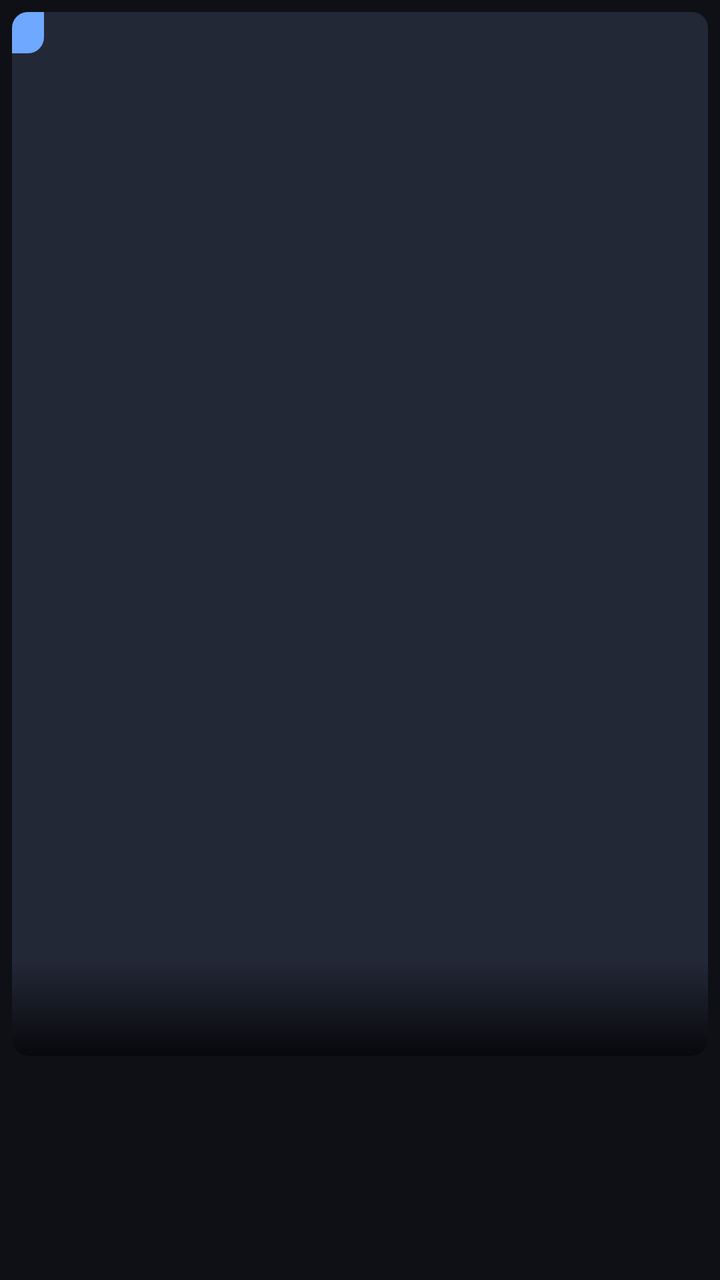
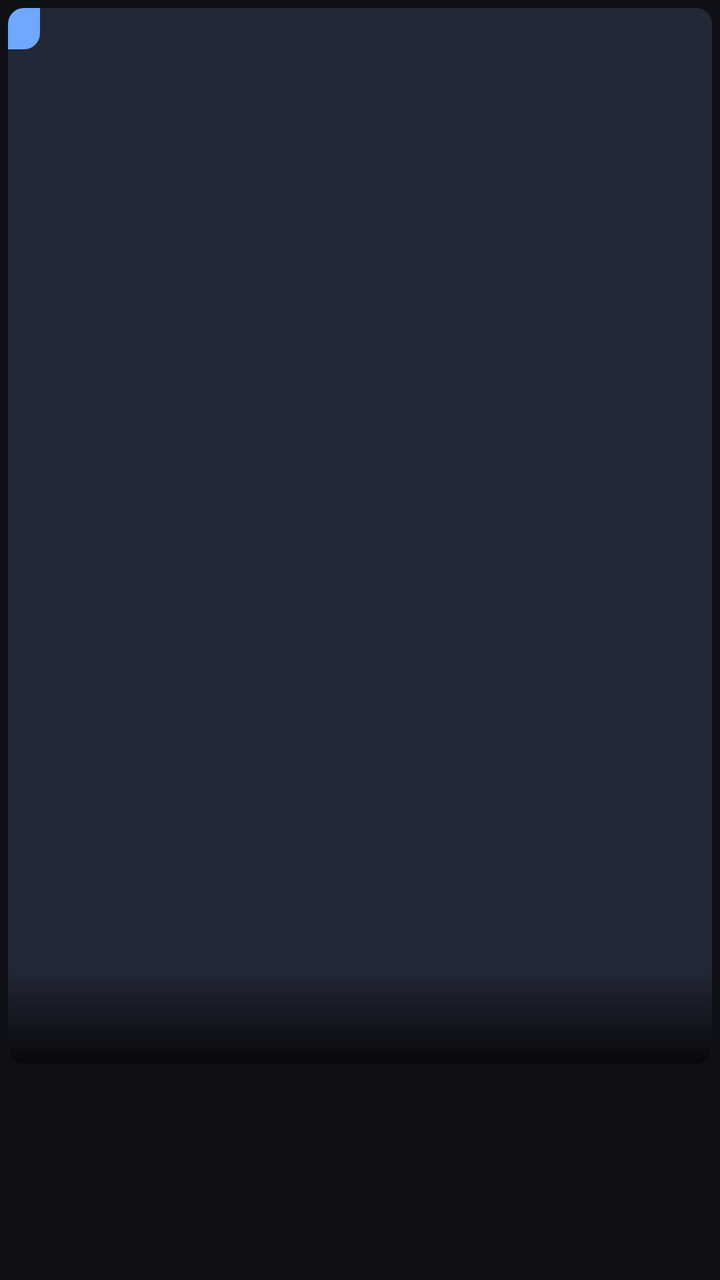

Screens rendered from an Android XML layout before and after an edit, with the pre-edit source and the edit as a unified diff.
<!-- AndroidManifest.xml: application theme Theme.TvPlayer -->
<!-- res/layout/item_vod.xml -->
<?xml version="1.0" encoding="utf-8"?>
<androidx.constraintlayout.widget.ConstraintLayout xmlns:android="http://schemas.android.com/apk/res/android"
    xmlns:app="http://schemas.android.com/apk/res-auto"
    android:layout_width="match_parent"
    android:layout_height="wrap_content"
    android:clickable="true"
    android:focusable="true"
    android:foreground="@drawable/bg_focus"
    android:padding="6dp">

    <ImageView
        android:id="@+id/poster"
        android:layout_width="0dp"
        android:layout_height="0dp"
        android:background="@drawable/bg_poster"
        android:contentDescription="@null"
        android:scaleType="centerCrop"
        app:layout_constraintDimensionRatio="2:3"
        app:layout_constraintEnd_toEndOf="parent"
        app:layout_constraintStart_toStartOf="parent"
        app:layout_constraintTop_toTopOf="parent" />

    <View
        android:layout_width="0dp"
        android:layout_height="48dp"
        android:background="@drawable/bg_scrim"
        app:layout_constraintBottom_toBottomOf="@id/poster"
        app:layout_constraintEnd_toEndOf="@id/poster"
        app:layout_constraintStart_toStartOf="@id/poster" />

    <TextView
        android:id="@+id/remarks"
        android:layout_width="0dp"
        android:layout_height="wrap_content"
        android:layout_marginStart="8dp"
        android:layout_marginEnd="8dp"
        android:layout_marginBottom="6dp"
        android:ellipsize="end"
        android:maxLines="1"
        android:textColor="@android:color/white"
        android:textSize="11sp"
        app:layout_constraintBottom_toBottomOf="@id/poster"
        app:layout_constraintEnd_toEndOf="@id/poster"
        app:layout_constraintStart_toStartOf="@id/poster" />

    <TextView
        android:id="@+id/badge"
        android:layout_width="wrap_content"
        android:layout_height="wrap_content"
        android:background="@drawable/bg_badge"
        android:paddingStart="8dp"
        android:paddingTop="3dp"
        android:paddingEnd="8dp"
        android:paddingBottom="3dp"
        android:textColor="#00224D"
        android:textSize="11sp"
        android:textStyle="bold"
        app:layout_constraintStart_toStartOf="@id/poster"
        app:layout_constraintTop_toTopOf="@id/poster" />

    <TextView
        android:id="@+id/title"
        android:layout_width="0dp"
        android:layout_height="wrap_content"
        android:layout_marginTop="8dp"
        android:ellipsize="end"
        android:maxLines="1"
        android:textAppearance="?attr/textAppearanceTitleSmall"
        app:layout_constraintEnd_toEndOf="parent"
        app:layout_constraintStart_toStartOf="parent"
        app:layout_constraintTop_toBottomOf="@id/poster" />

    <TextView
        android:id="@+id/subtitle"
        android:layout_width="0dp"
        android:layout_height="wrap_content"
        android:layout_marginTop="1dp"
        android:ellipsize="end"
        android:maxLines="1"
        android:textAppearance="?attr/textAppearanceBodySmall"
        android:textColor="@color/on_surface_variant"
        app:layout_constraintEnd_toEndOf="parent"
        app:layout_constraintStart_toStartOf="parent"
        app:layout_constraintTop_toBottomOf="@id/title" />

</androidx.constraintlayout.widget.ConstraintLayout>
<!-- resources referenced by this layout -->
<resources>
  <color name="on_surface_variant">#A4ABBD</color>
  <!-- drawable bg_badge (drawable) -->
  <?xml version="1.0" encoding="utf-8"?>
  <shape xmlns:android="http://schemas.android.com/apk/res/android">
      <solid android:color="@color/accent" />
      <corners
          android:bottomRightRadius="8dp"
          android:topLeftRadius="8dp" />
  </shape>
  <!-- drawable bg_focus (drawable) -->
  <?xml version="1.0" encoding="utf-8"?>
  <selector xmlns:android="http://schemas.android.com/apk/res/android">
      <item android:state_focused="true">
          <shape>
              <stroke android:width="3dp" android:color="@color/accent" />
              <corners android:radius="12dp" />
          </shape>
      </item>
      <item android:state_pressed="true">
          <shape>
              <solid android:color="#22FFFFFF" />
              <corners android:radius="12dp" />
          </shape>
      </item>
      <item>
          <shape>
              <solid android:color="@android:color/transparent" />
          </shape>
      </item>
  </selector>
  <!-- drawable bg_poster (drawable) -->
  <?xml version="1.0" encoding="utf-8"?>
  <shape xmlns:android="http://schemas.android.com/apk/res/android">
      <solid android:color="?attr/colorSurfaceVariant" />
      <corners android:radius="8dp" />
  </shape>
  <!-- drawable bg_scrim (drawable) -->
  <?xml version="1.0" encoding="utf-8"?>
  <shape xmlns:android="http://schemas.android.com/apk/res/android">
      <gradient
          android:angle="90"
          android:endColor="#00000000"
          android:startColor="#CC000000" />
      <corners
          android:bottomLeftRadius="8dp"
          android:bottomRightRadius="8dp" />
  </shape>
  <style name="Theme.TvPlayer" parent="Theme.Material3.Dark.NoActionBar">
          <item name="colorPrimary">@color/accent</item>
          <item name="colorOnPrimary">#00224D</item>
          <item name="colorPrimaryContainer">@color/accent_container</item>
          <item name="colorOnPrimaryContainer">#D6E4FF</item>
          <item name="colorSecondary">#AFC3EA</item>
          <item name="colorSecondaryContainer">#2A3550</item>
          <item name="colorOnSecondaryContainer">#DCE6FA</item>
          <item name="colorSurface">@color/surface</item>
          <item name="colorOnSurface">@color/on_surface</item>
          <item name="colorSurfaceVariant">@color/surface_variant</item>
          <item name="colorOnSurfaceVariant">@color/on_surface_variant</item>
          <item name="colorOutline">@color/outline</item>
          <item name="colorOutlineVariant">@color/outline</item>
          <item name="android:colorBackground">@color/bg</item>
          <item name="android:windowBackground">@color/bg</item>
          <item name="android:statusBarColor">@android:color/transparent</item>
          <item name="android:navigationBarColor">@color/surface</item>
          <item name="android:windowLightStatusBar">false</item>
          <item name="bottomNavigationStyle">@style/Widget.TvPlayer.Nav</item>
      </style>
  <color name="accent">#6EA8FF</color>
  <color name="accent_container">#1E3B6B</color>
  <color name="surface">#161923</color>
  <color name="on_surface">#E8EAF0</color>
  <color name="surface_variant">#232837</color>
  <color name="outline">#363C50</color>
  <color name="bg">#0E1015</color>
  <style name="Widget.TvPlayer.Nav" parent="Widget.Material3.BottomNavigationView">
          <item name="backgroundTint">@color/surface</item>
          <item name="itemActiveIndicatorStyle">@style/Widget.TvPlayer.NavIndicator</item>
          <item name="elevation">0dp</item>
      </style>
  <style name="Widget.TvPlayer.NavIndicator" parent="Widget.Material3.BottomNavigationView.ActiveIndicator">
          <item name="android:color">@color/accent_container</item>
      </style>
</resources>

<!-- the commit's change to res/layout/item_vod.xml (unified diff, before → after) -->
@@ -6,7 +6,7 @@
     android:clickable="true"
     android:focusable="true"
     android:foreground="@drawable/bg_focus"
-    android:padding="6dp">
+    android:padding="4dp">
 
     <ImageView
         android:id="@+id/poster"
@@ -62,7 +62,7 @@
         android:id="@+id/title"
         android:layout_width="0dp"
         android:layout_height="wrap_content"
-        android:layout_marginTop="8dp"
+        android:layout_marginTop="4dp"
         android:ellipsize="end"
         android:maxLines="1"
         android:textAppearance="?attr/textAppearanceTitleSmall"
